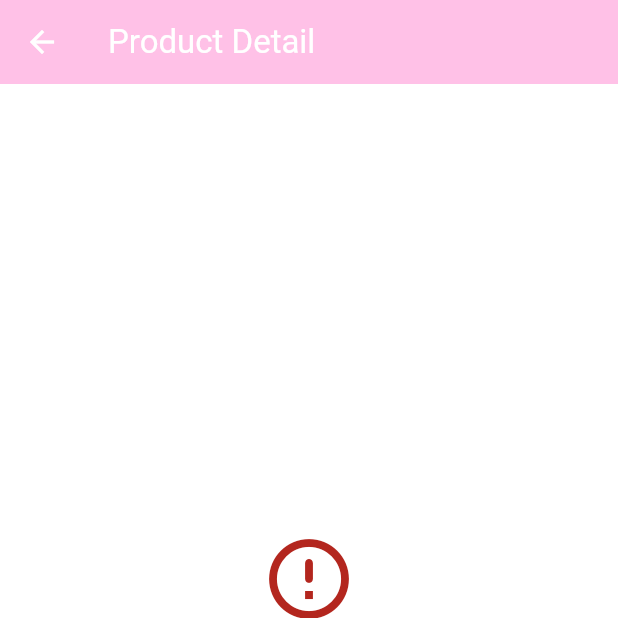
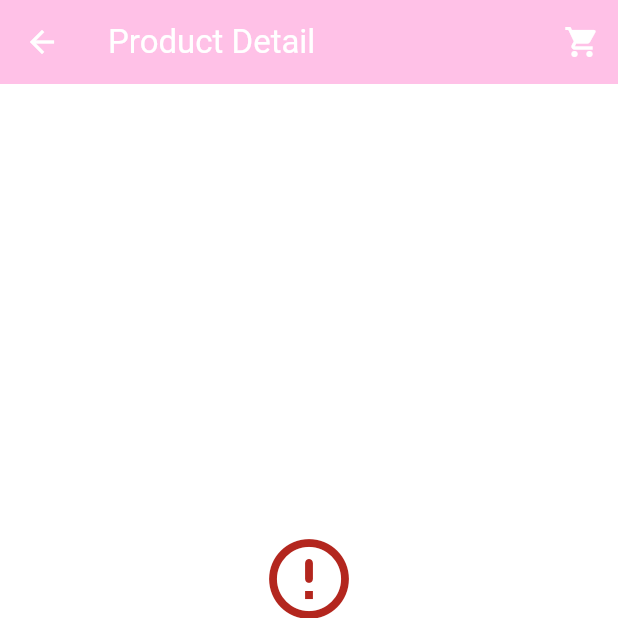
Before and after one commit to aysenazkont/Mini-E-Commerce-App, a Flutter app: the ProductDetailScreen screen opened directly with empty values, on a phone screen of 412 x 824 dp, the top half of it. Run offline on Flutter 3.47's test engine with Material 3 defaults, Android fonts, the phone set to English and light mode, and no system bars; our stand-ins replace cached_network_image, dio, flutter_riverpod, go_router, shared_preferences; accounts and stored records are empty; network calls fail.

Commit message:
feat: register /cart route and add badged cart icon to AppBars

```diff
--- a/lib/core/routing/app_router.dart
+++ b/lib/core/routing/app_router.dart
@@ -2,6 +2,7 @@ import 'package:go_router/go_router.dart';
 import '../../features/products/presentation/screens/product_detail_screen.dart'; // Bir sonraki adımda oluşturacağız
 import '../../features/products/presentation/screens/product_list_screen.dart';
 import '../../features/favorites/presentation/screens/favorites_screen.dart';
+import '../../features/cart/presentation/screens/cart_screen.dart';
 
 final goRouter = GoRouter(
   initialLocation: '/',
@@ -24,5 +25,9 @@ final goRouter = GoRouter(
         ),
       ],
     ),
-  ],
-);
+    GoRoute(
+      path: '/cart',
+      builder: (context, state) => const CartScreen(),
+      ),
+    ],
+  );
--- a/lib/features/products/presentation/screens/product_detail_screen.dart
+++ b/lib/features/products/presentation/screens/product_detail_screen.dart
@@ -20,6 +20,22 @@ class ProductDetailScreen extends ConsumerWidget {
     return Scaffold(
       appBar: AppBar(
         title: const Text('Product Detail'),
+        actions: [
+    Consumer(
+      builder: (context, ref, child) {
+        final itemCount = ref.watch(cartItemCountProvider);
+        return IconButton(
+          tooltip: 'My Cart',
+          icon: Badge(
+            isLabelVisible: itemCount > 0,
+            label: Text('$itemCount'),
+            child: const Icon(Icons.shopping_cart),
+          ),
+          onPressed: () => context.push('/cart'),
+        );
+      },
+    ),
+  ],
       ),
       body: productAsync.when(
         data: (product) => _ProductDetailContent(product: product),
```
Also changed, not shown: lib/features/products/presentation/screens/product_list_screen.dart (+17 -2 lines).
